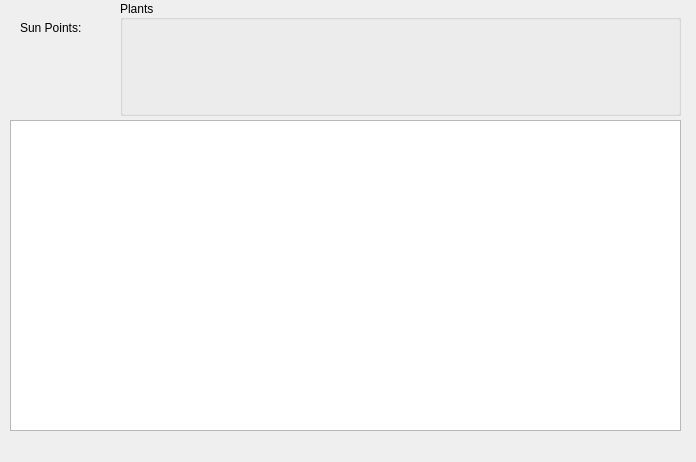
First picture: the form in maingame.ui, repository Izrg/Plants-vs-Zombies, before the edit.
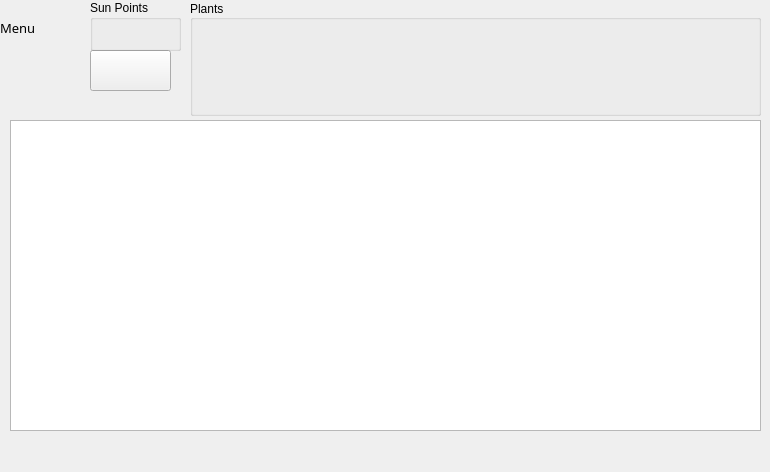
Second picture: the form after the edit. Icons and pictures are not drawn.

The edit to the form file:
```diff
--- a/maingame.ui
+++ b/maingame.ui
@@ -6,8 +6,8 @@
    <rect>
     <x>0</x>
     <y>0</y>
-    <width>696</width>
-    <height>462</height>
+    <width>770</width>
+    <height>472</height>
    </rect>
   </property>
   <property name="windowTitle">
@@ -19,30 +19,17 @@
      <rect>
       <x>10</x>
       <y>120</y>
-      <width>671</width>
+      <width>751</width>
       <height>311</height>
      </rect>
     </property>
    </widget>
-   <widget class="QLabel" name="sunPointsLbl">
-    <property name="geometry">
-     <rect>
-      <x>20</x>
-      <y>20</y>
-      <width>111</width>
-      <height>16</height>
-     </rect>
-    </property>
-    <property name="text">
-     <string>Sun Points: </string>
-    </property>
-   </widget>
    <widget class="QGroupBox" name="groupBox">
     <property name="geometry">
      <rect>
-      <x>120</x>
+      <x>190</x>
       <y>0</y>
-      <width>561</width>
+      <width>571</width>
       <height>116</height>
      </rect>
     </property>
@@ -82,6 +69,109 @@
      </property>
     </layout>
    </widget>
+   <widget class="QPushButton" name="shovelButton">
+    <property name="geometry">
+     <rect>
+      <x>90</x>
+      <y>50</y>
+      <width>81</width>
+      <height>41</height>
+     </rect>
+    </property>
+    <property name="text">
+     <string/>
+    </property>
+    <property name="icon">
+     <iconset resource="Resources.qrc">
+      <normaloff>:/Shovel/Shovel.png</normaloff>:/Shovel/Shovel.png</iconset>
+    </property>
+    <property name="iconSize">
+     <size>
+      <width>40</width>
+      <height>40</height>
+     </size>
+    </property>
+   </widget>
+   <widget class="QGroupBox" name="groupBox_2">
+    <property name="geometry">
+     <rect>
+      <x>90</x>
+      <y>0</y>
+      <width>91</width>
+      <height>51</height>
+     </rect>
+    </property>
+    <property name="title">
+     <string>Sun Points</string>
+    </property>
+    <widget class="QWidget" name="horizontalLayoutWidget">
+     <property name="geometry">
+      <rect>
+       <x>0</x>
+       <y>20</y>
+       <width>91</width>
+       <height>21</height>
+      </rect>
+     </property>
+     <layout class="QHBoxLayout" name="horizontalLayout_2">
+      <item>
+       <widget class="QLabel" name="sunPointsLbl">
+        <property name="text">
+         <string/>
+        </property>
+        <property name="alignment">
+         <set>Qt::AlignCenter</set>
+        </property>
+       </widget>
+      </item>
+     </layout>
+    </widget>
+   </widget>
+   <widget class="QPushButton" name="menuBtn">
+    <property name="geometry">
+     <rect>
+      <x>0</x>
+      <y>30</y>
+      <width>81</width>
+      <height>51</height>
+     </rect>
+    </property>
+    <property name="text">
+     <string/>
+    </property>
+    <property name="icon">
+     <iconset resource="Resources.qrc">
+      <normaloff>:/Menu/Menu.png</normaloff>:/Menu/Menu.png</iconset>
+    </property>
+    <property name="iconSize">
+     <size>
+      <width>100</width>
+      <height>100</height>
+     </size>
+    </property>
+    <property name="flat">
+     <bool>true</bool>
+    </property>
+   </widget>
+   <widget class="QLabel" name="menuLbl">
+    <property name="geometry">
+     <rect>
+      <x>0</x>
+      <y>20</y>
+      <width>81</width>
+      <height>16</height>
+     </rect>
+    </property>
+    <property name="font">
+     <font>
+      <family>Wide Latin</family>
+      <pointsize>10</pointsize>
+     </font>
+    </property>
+    <property name="text">
+     <string>Menu</string>
+    </property>
+   </widget>
    <zorder>groupBox</zorder>
    <zorder>gameBoard</zorder>
    <zorder>sunPointsLbl</zorder>
```
Left out of the diff: 16 changed lines with no effect on the pictures.
